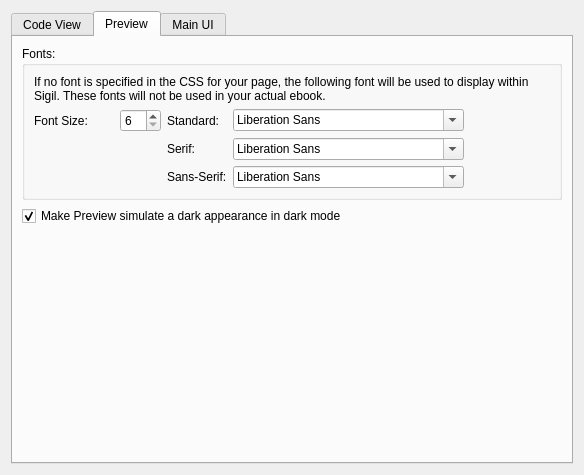
Qt form src/Form_Files/PAppearanceWidget.ui (Sigil-Ebook/Sigil) before a commit.
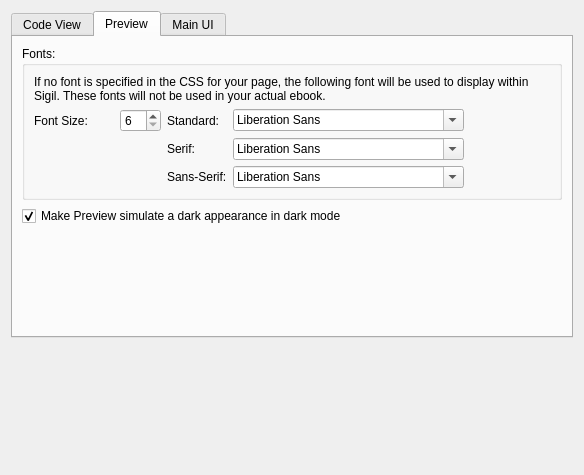
The same form after that commit. The open tabs and pages were chosen to show the change.

Commit message: Tweak appearance prefs widget

Diff of the .ui file:
```diff
--- a/src/Form_Files/PAppearanceWidget.ui
+++ b/src/Form_Files/PAppearanceWidget.ui
@@ -14,7 +14,7 @@
    <string>Appearance</string>
   </property>
   <layout class="QVBoxLayout" name="verticalLayout">
-   <item>
+   <item alignment="Qt::AlignTop">
     <widget class="QTabWidget" name="tabAppearance">
      <property name="currentIndex">
       <number>0</number>
@@ -397,7 +397,7 @@
          <property name="sizeHint" stdset="0">
           <size>
            <width>20</width>
-           <height>312</height>
+           <height>40</height>
           </size>
          </property>
         </spacer>
```
Left out of the diff: 4 changed lines with no effect on the pictures.
